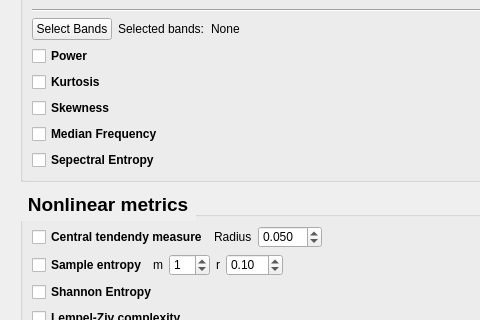
Qt form ecg_features/parameters/view.ui (medusabci/medusa-analyzer) before a commit; both pictures show x 0 to 480 and y 424 to 744 of the 769 by 1093 pixel window.
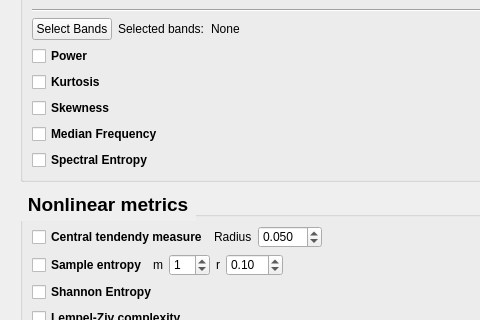
The same form after that commit.

```diff
--- a/ecg_features/parameters/view.ui
+++ b/ecg_features/parameters/view.ui
@@ -461,7 +461,7 @@
                <string>&lt;html&gt;&lt;head/&gt;&lt;body&gt;&lt;p&gt;Relative Power&lt;/p&gt;&lt;/body&gt;&lt;/html&gt;</string>
               </property>
               <property name="text">
-               <string>Sepectral Entropy</string>
+               <string>Spectral Entropy</string>
               </property>
              </widget>
             </item>
```
